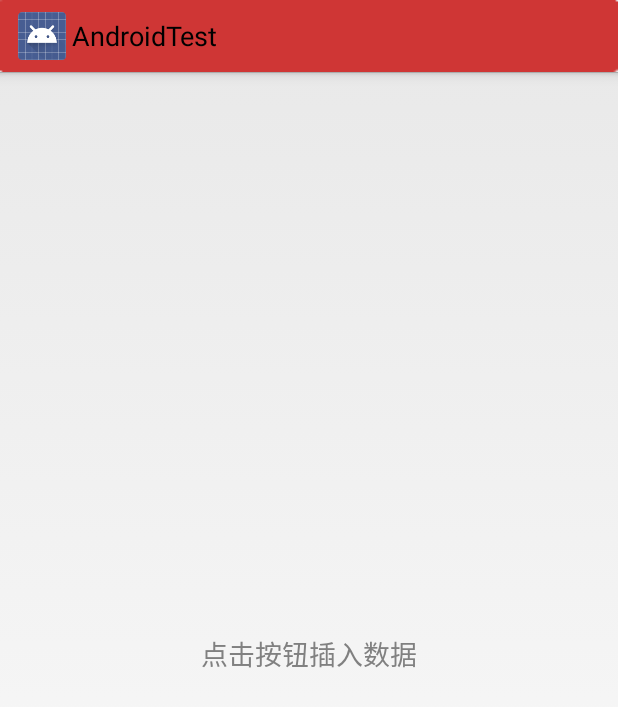
After one commit to iztou/AndroidTemplate, an Android app: the GreenDaoActivity screen opened directly, with no data from a screen before it, on a phone screen of 412 x 824 dp. The commit adds this screen. Shown: the top 707 px of the screen. Run offline under Robolectric (Android 15) with nearby library versions, the phone set to English and light mode, and no system bars; our stand-ins replace ButterKnife; libraries missing offline, so code that uses them is left out: de.greenrobot.dao; Roboto replaces fonts that are not available here.

Commit message:
greendao 研究

```diff
--- /dev/null
+++ b/app/src/main/java/gml/template/androidtemplate/activity/GreenDaoActivity.java
@@ -0,0 +1,54 @@
+package gml.template.androidtemplate.activity;
+
+import android.app.Activity;
+import android.database.sqlite.SQLiteDatabase;
+import android.os.Bundle;
+import android.widget.TextView;
+
+import java.util.List;
+
+import butterknife.Bind;
+import butterknife.ButterKnife;
+import butterknife.OnClick;
+import gml.greendao.DaoMaster;
+import gml.greendao.DaoSession;
+import gml.greendao.User;
+import gml.greendao.UserDao;
+import gml.template.androidtemplate.R;
+
+public class GreenDaoActivity extends Activity {
+
+    @Bind(R.id.greenText)
+    TextView greenText;
+    private SQLiteDatabase db;
+    private DaoMaster daoMaster;
+    private DaoSession daoSession;
+    private UserDao userDao;
+
+    @Override
+    protected void onCreate(Bundle savedInstanceState) {
+        super.onCreate(savedInstanceState);
+        setContentView(R.layout.activity_green_dao);
+        ButterKnife.bind(this);
+        DaoMaster.DevOpenHelper devOpenHelper = new DaoMaster.DevOpenHelper(this, "gml-db", null);
+        db = devOpenHelper.getWritableDatabase();
+    }
+
+    @OnClick(R.id.greenText)
+    void insertValue(){
+        User user = new User();
+        user.setUsername("gml测试GreenDao");
+        user.setPassword("mima123");
+        user.setRemark("gml备注验证");
+        user.setCreatetime(System.currentTimeMillis());
+        daoMaster = new DaoMaster(db);
+        daoSession = daoMaster.newSession();
+        userDao = daoSession.getUserDao();
+        List<User> list = userDao.queryBuilder().build().list();
+        if(list.isEmpty()){
+            userDao.insert(user);
+        }else{
+            greenText.setText(list.get(0).getRemark());
+        }
+    }
+}
--- a/app/src/main/java/gml/template/androidtemplate/entryui/MainActivity.java
+++ b/app/src/main/java/gml/template/androidtemplate/entryui/MainActivity.java
@@ -18,6 +18,7 @@ import gml.template.androidtemplate.activity.EventBus1;
 import gml.template.androidtemplate.activity.FragmentTabActivity;
 import gml.template.androidtemplate.activity.FragmentTestActicity;
 import gml.template.androidtemplate.activity.FullscreenActivity;
+import gml.template.androidtemplate.activity.GreenDaoActivity;
 import gml.template.androidtemplate.activity.MyScrollActicity;
 import gml.template.androidtemplate.activity.PictureSelectorActivity;
 import gml.template.androidtemplate.R;
@@ -74,6 +75,7 @@ public class MainActivity extends Activity implements AdapterView.OnItemClickLis
         itemsArrayList.add(ModelItems.createNewInstance("Base64加解密示例", Base64Activity.class));
         itemsArrayList.add(ModelItems.createNewInstance("Volley+OkHttp示例", OkHttpActivity.class));
         itemsArrayList.add(ModelItems.createNewInstance("ViewPager指示器示例", PageSlidingTabActivity.class));
+        itemsArrayList.add(ModelItems.createNewInstance("GreenDao示例", GreenDaoActivity.class));
         modelAdapter.setModelItemses(itemsArrayList.toArray(new ModelItems[0]));
         entryList.setAdapter(modelAdapter);
     }
--- /dev/null
+++ b/app/src/main/res/layout/activity_green_dao.xml
@@ -0,0 +1,19 @@
+<?xml version="1.0" encoding="utf-8"?>
+<RelativeLayout xmlns:android="http://schemas.android.com/apk/res/android"
+    xmlns:tools="http://schemas.android.com/tools"
+    android:layout_width="match_parent"
+    android:layout_height="match_parent"
+    android:paddingBottom="@dimen/activity_vertical_margin"
+    android:paddingLeft="@dimen/activity_horizontal_margin"
+    android:paddingRight="@dimen/activity_horizontal_margin"
+    android:paddingTop="@dimen/activity_vertical_margin"
+    tools:context="gml.template.androidtemplate.activity.GreenDaoActivity">
+
+    <TextView
+        android:id="@+id/greenText"
+        android:layout_width="wrap_content"
+        android:layout_height="wrap_content"
+        android:layout_centerInParent="true"
+        android:textSize="18sp"
+        android:hint="点击按钮插入数据"/>
+</RelativeLayout>
```
Also changed, not shown: app/src/main/AndroidManifest.xml (+6 -5 lines), app/src/main/java/gml/greendao/User.java (+7 -7 lines), app/src/main/java/gml/greendao/UserDao.java (+12 -12 lines), 1 other file.
